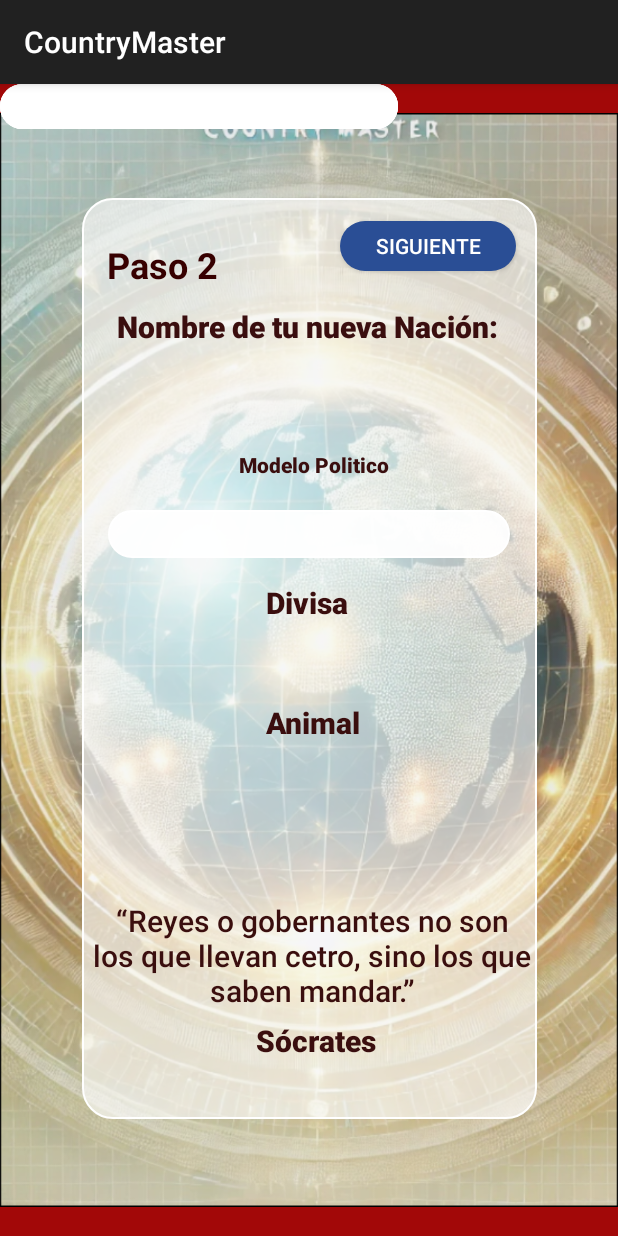
After one commit to Stansan0/CountryMaster, an Android app built with Jetpack Compose: the fragment FontRegistrer shown on its own in the app's theme, on a phone screen of 412 x 824 dp. The commit adds this screen. Run offline under Robolectric (Android 15) with nearby library versions, the light colour scheme and no system bars.

Commit message:
terminada pantalla paso dos y las primeras pantallas

```diff
--- /dev/null
+++ b/app/src/main/java/com/example/countrymaster/FontRegistrer.kt
@@ -0,0 +1,59 @@
+package com.example.countrymaster
+
+import android.os.Bundle
+import androidx.fragment.app.Fragment
+import android.view.LayoutInflater
+import android.view.View
+import android.view.ViewGroup
+
+// TODO: Rename parameter arguments, choose names that match
+// the fragment initialization parameters, e.g. ARG_ITEM_NUMBER
+private const val ARG_PARAM1 = "param1"
+private const val ARG_PARAM2 = "param2"
+
+/**
+ * A simple [Fragment] subclass.
+ * Use the [FontRegistrer.newInstance] factory method to
+ * create an instance of this fragment.
+ */
+class FontRegistrer : Fragment() {
+    // TODO: Rename and change types of parameters
+    private var param1: String? = null
+    private var param2: String? = null
+
+    override fun onCreate(savedInstanceState: Bundle?) {
+        super.onCreate(savedInstanceState)
+        arguments?.let {
+            param1 = it.getString(ARG_PARAM1)
+            param2 = it.getString(ARG_PARAM2)
+        }
+    }
+
+    override fun onCreateView(
+        inflater: LayoutInflater, container: ViewGroup?,
+        savedInstanceState: Bundle?
+    ): View? {
+        // Inflate the layout for this fragment
+        return inflater.inflate(R.layout.fragment_font_registrer, container, false)
+    }
+
+    companion object {
+        /**
+         * Use this factory method to create a new instance of
+         * this fragment using the provided parameters.
+         *
+         * @param param1 Parameter 1.
+         * @param param2 Parameter 2.
+         * @return A new instance of fragment FontRegistrer.
+         */
+        // TODO: Rename and change types and number of parameters
+        @JvmStatic
+        fun newInstance(param1: String, param2: String) =
+            FontRegistrer().apply {
+                arguments = Bundle().apply {
+                    putString(ARG_PARAM1, param1)
+                    putString(ARG_PARAM2, param2)
+                }
+            }
+    }
+}
--- a/app/src/main/java/com/example/countrymaster/login1.kt
+++ b/app/src/main/java/com/example/countrymaster/login1.kt
@@ -1,5 +1,6 @@
 package com.example.countrymaster
 
+import android.annotation.SuppressLint
 import android.content.Intent
 import android.os.Bundle
 import android.widget.Button
@@ -10,6 +11,7 @@
 import androidx.core.view.WindowInsetsCompat
 
 class login1 : AppCompatActivity() {
+    @SuppressLint("MissingInflatedId")
     override fun onCreate(savedInstanceState: Bundle?) {
         super.onCreate(savedInstanceState)
         enableEdgeToEdge()
--- /dev/null
+++ b/app/src/main/res/drawable/redondear_botones.xml
@@ -0,0 +1,6 @@
+<?xml version="1.0" encoding="utf-8"?>
+<shape xmlns:android="http://schemas.android.com/apk/res/android">
+    <solid android:color="#2A4E95" />
+    <corners android:radius="20dp" />
+
+</shape>
--- /dev/null
+++ b/app/src/main/res/drawable/rounded_input.xml
@@ -0,0 +1,13 @@
+<?xml version="1.0" encoding="utf-8"?>
+
+<shape xmlns:android="http://schemas.android.com/apk/res/android">
+    <!-- Color de fondo con transparencia -->
+    <solid android:color="#F3FFFFFF" />
+
+    <!-- Esquinas redondeadas -->
+    <corners android:radius="20dp" />
+    <!-- Opcional: Borde -->
+    <stroke
+        android:width="1dp"
+        android:color="#FFFFFF" />
+</shape>
--- /dev/null
+++ b/app/src/main/res/drawable/rounded_rectangle.xml
@@ -0,0 +1,13 @@
+<?xml version="1.0" encoding="utf-8"?>
+
+<shape xmlns:android="http://schemas.android.com/apk/res/android">
+    <!-- Color de fondo con transparencia -->
+    <solid android:color="#9DFFFFFF" />
+
+    <!-- Esquinas redondeadas -->
+    <corners android:radius="20dp" />
+    <!-- Opcional: Borde -->
+    <stroke
+        android:width="1dp"
+        android:color="#FFFFFF" />
+</shape>
--- /dev/null
+++ b/app/src/main/res/layout/fragment_font_registrer.xml
@@ -0,0 +1,248 @@
+<?xml version="1.0" encoding="utf-8"?>
+<androidx.constraintlayout.widget.ConstraintLayout xmlns:android="http://schemas.android.com/apk/res/android"
+    xmlns:app="http://schemas.android.com/apk/res-auto"
+    xmlns:tools="http://schemas.android.com/tools"
+    android:id="@+id/frameLayout"
+    android:layout_width="match_parent"
+    android:layout_height="match_parent"
+    tools:context=".FontRegistrer">
+
+
+    <ImageView
+        android:id="@+id/imageView2"
+        android:layout_width="wrap_content"
+        android:layout_height="wrap_content"
+        android:background="#A20808"
+        android:src="@drawable/fondomundo"
+        app:layout_constraintEnd_toEndOf="parent"
+        app:layout_constraintHorizontal_bias="0.0"
+        app:layout_constraintStart_toStartOf="parent"
+        app:layout_constraintTop_toTopOf="parent" />
+
+    <TextView
+        android:id="@+id/textView10"
+        android:layout_width="297dp"
+        android:layout_height="32dp"
+        android:layout_marginStart="56dp"
+        android:layout_marginTop="148dp"
+        android:text="Nombre de tu nueva Nación:"
+        android:textAlignment="center"
+        android:textAppearance="@style/TextAppearance.AppCompat.Body2"
+        android:textColor="#3A0E0E"
+        android:textDirection="firstStrongLtr"
+        android:textSize="20sp"
+        android:textStyle="bold"
+        app:layout_constraintStart_toStartOf="parent"
+        app:layout_constraintTop_toTopOf="parent" />
+
+    <TextView
+        android:id="@+id/textView7"
+        android:layout_width="297dp"
+        android:layout_height="32dp"
+        android:layout_marginStart="56dp"
+        android:layout_marginTop="148dp"
+        android:text="Nombre de tu nueva Nación:"
+        android:textAlignment="center"
+        android:textAppearance="@style/TextAppearance.AppCompat.Body2"
+        android:textColor="#3A0E0E"
+        android:textDirection="firstStrongLtr"
+        android:textSize="20sp"
+        android:textStyle="bold"
+        app:layout_constraintStart_toStartOf="parent"
+        app:layout_constraintTop_toTopOf="parent" />
+
+    <com.google.android.material.textfield.TextInputEditText
+        android:id="@+id/editTextNation2"
+        android:layout_width="265dp"
+        android:layout_height="30dp"
+        android:background="@drawable/rounded_input"
+        android:hint="nombre de nacion"
+        android:visibility="visible"
+        tools:ignore="MissingConstraints,TouchTargetSizeCheck"
+        tools:layout_editor_absoluteX="74dp"
+        tools:layout_editor_absoluteY="195dp"
+        tools:visibility="visible" />
+
+    <View
+        android:id="@+id/whiteRectangle"
+        android:layout_width="303dp"
+        android:layout_height="614dp"
+        android:background="@drawable/rounded_rectangle"
+        app:layout_constraintBottom_toBottomOf="@id/imageView2"
+        app:layout_constraintEnd_toEndOf="@id/imageView2"
+        app:layout_constraintStart_toStartOf="@id/imageView2"
+        app:layout_constraintTop_toTopOf="@id/imageView2"
+        app:layout_constraintVertical_bias="0.495" />
+
+    <TextView
+        android:id="@+id/textView3"
+        android:layout_width="77dp"
+        android:layout_height="48dp"
+        android:capitalize="characters"
+        android:text="Paso 2"
+        android:textAlignment="center"
+        android:textAppearance="@style/TextAppearance.AppCompat.Body1"
+        android:textColor="#370000"
+        android:textSize="24sp"
+        android:textStyle="bold"
+        app:layout_constraintBottom_toBottomOf="@id/whiteRectangle"
+        app:layout_constraintEnd_toEndOf="@id/whiteRectangle"
+        app:layout_constraintHorizontal_bias="0.066"
+        app:layout_constraintStart_toStartOf="@id/whiteRectangle"
+        app:layout_constraintTop_toTopOf="@id/whiteRectangle"
+        app:layout_constraintVertical_bias="0.049" />
+
+    <Button
+        android:id="@+id/button2"
+        android:layout_width="117dp"
+        android:layout_height="33dp"
+        android:background="@drawable/redondear_botones"
+        android:text="Siguiente"
+        app:layout_constraintBottom_toBottomOf="parent"
+        app:layout_constraintEnd_toEndOf="parent"
+        app:layout_constraintHorizontal_bias="0.77"
+        app:layout_constraintStart_toStartOf="parent"
+        app:layout_constraintTop_toTopOf="parent"
+        app:layout_constraintVertical_bias="0.124"
+        tools:ignore="TouchTargetSizeCheck" />
+
+    <TextView
+        android:id="@+id/textView5"
+        android:layout_width="297dp"
+        android:layout_height="32dp"
+        android:layout_marginStart="56dp"
+        android:layout_marginTop="148dp"
+        android:text="Nombre de tu nueva Nación:"
+        android:textAlignment="center"
+        android:textAppearance="@style/TextAppearance.AppCompat.Body2"
+        android:textColor="#3A0E0E"
+        android:textDirection="firstStrongLtr"
+        android:textSize="20sp"
+        android:textStyle="bold"
+        app:layout_constraintStart_toStartOf="parent"
+        app:layout_constraintTop_toTopOf="parent" />
+
+    <TextView
+        android:id="@+id/textView11"
+        android:layout_width="296dp"
+        android:layout_height="72dp"
+        android:layout_marginStart="60dp"
+        android:layout_marginTop="544dp"
+        android:text="“Reyes o gobernantes no son los que llevan cetro, sino los que saben mandar.”"
+        android:textAlignment="center"
+        android:textAppearance="@style/TextAppearance.AppCompat.Body2"
+        android:textColor="#3A0E0E"
+        android:textDirection="firstStrongLtr"
+        android:textSize="20sp"
+        android:textStyle="normal"
+        app:layout_constraintStart_toStartOf="parent"
+        app:layout_constraintTop_toTopOf="parent" />
+
+    <TextView
+        android:id="@+id/textView12"
+        android:layout_width="300dp"
+        android:layout_height="24dp"
+        android:layout_marginStart="60dp"
+        android:layout_marginTop="624dp"
+        android:text="Sócrates"
+        android:textAlignment="center"
+        android:textAppearance="@style/TextAppearance.AppCompat.Body2"
+        android:textColor="#3A0E0E"
+        android:textDirection="firstStrongLtr"
+        android:textSize="20sp"
+        android:textStyle="bold"
+        app:layout_constraintStart_toStartOf="parent"
+        app:layout_constraintTop_toTopOf="parent" />
+
+    <TextView
+        android:id="@+id/textView8"
+        android:layout_width="297dp"
+        android:layout_height="32dp"
+        android:layout_marginStart="56dp"
+        android:layout_marginTop="332dp"
+        android:text="Divisa"
+        android:textAlignment="center"
+        android:textAppearance="@style/TextAppearance.AppCompat.Body2"
+        android:textColor="#3A0E0E"
+        android:textDirection="firstStrongLtr"
+        android:textSize="20sp"
+        android:textStyle="bold"
+        app:layout_constraintStart_toStartOf="parent"
+        app:layout_constraintTop_toTopOf="parent" />
+
+    <TextView
+        android:id="@+id/textView9"
+        android:layout_width="297dp"
+        android:layout_height="32dp"
+        android:layout_marginStart="60dp"
+        android:layout_marginTop="412dp"
+        android:text="Animal"
+        android:textAlignment="center"
+        android:textAppearance="@style/TextAppearance.AppCompat.Body2"
+        android:textColor="#3A0E0E"
+        android:textDirection="firstStrongLtr"
+        android:textSize="20sp"
+        android:textStyle="bold"
+        app:layout_constraintStart_toStartOf="parent"
+        app:layout_constraintTop_toTopOf="parent" />
+
+    <TextView
+        android:id="@+id/textView6"
+        android:layout_width="297dp"
+        android:layout_height="32dp"
+        android:layout_marginStart="60dp"
+        android:layout_marginTop="244dp"
+        android:text="Modelo Politico"
+        android:textAlignment="center"
+        android:textAppearance="@style/TextAppearance.AppCompat.Body2"
+        android:textColor="#3A0E0E"
+        android:textDirection="firstStrongLtr"
+        android:textSize="14sp"
+        android:textStyle="bold"
+        app:layout_constraintStart_toStartOf="parent"
+        app:layout_constraintTop_toTopOf="parent" />
+
+    <com.google.android.material.textfield.TextInputLayout
+        android:layout_width="138dp"
+        android:layout_height="wrap_content"
+        app:layout_constraintEnd_toEndOf="parent"
+        app:layout_constraintStart_toStartOf="parent"
+        app:layout_constraintTop_toTopOf="parent"
+        tools:layout_editor_absoluteY="221dp"/>
+
+
+    <com.google.android.material.textfield.TextInputEditText
+        android:id="@+id/editTextNation"
+        android:layout_width="265dp"
+        android:layout_height="30dp"
+        android:background="@drawable/rounded_input"
+        android:hint="nombre de moneda"
+        android:visibility="visible"
+        tools:ignore="MissingConstraints,TouchTargetSizeCheck"
+        tools:layout_editor_absoluteX="79dp"
+        tools:layout_editor_absoluteY="364dp"
+        tools:visibility="visible" />
+
+    <com.google.android.material.textfield.TextInputEditText
+        android:id="@+id/editTextNation3"
+        android:layout_width="265dp"
+        android:layout_height="30dp"
+        android:background="@drawable/rounded_input"
+        android:hint="Escriba un animal"
+        android:visibility="visible"
+        tools:ignore="MissingConstraints,TouchTargetSizeCheck"
+        tools:layout_editor_absoluteX="74dp"
+        tools:layout_editor_absoluteY="452dp"
+        tools:visibility="visible" />
+
+    <Spinner
+        android:id="@+id/spinnerModeloPolitico"
+        android:layout_width="268dp"
+        android:layout_height="32dp"
+        android:layout_marginStart="12dp"
+        android:layout_marginTop="8dp"
+        android:background="@drawable/rounded_input"
+        app:layout_constraintStart_toStartOf="@id/textView6"
+        app:layout_constraintTop_toBottomOf="@id/textView6"
+        tools:ignore="MissingConstraints,TouchTargetSizeCheck" />
+</androidx.constraintlayout.widget.ConstraintLayout>
--- a/app/src/main/res/values/strings.xml
+++ b/app/src/main/res/values/strings.xml
@@ -4,4 +4,6 @@
     <string name="imagen_de_fondo">imagen_de_fondo</string>
     <string name="rectangulo_azul">rectangulo_azul</string>
     <string name="rectangulo_blanco">rectangulo_azul</string>
+    <!-- TODO: Remove or change this placeholder text -->
+    <string name="hello_blank_fragment">Hello blank fragment</string>
 </resources>
```
Also changed, not shown: app/src/main/res/layout/activity_fondo_mundo1.xml (+63 -37 lines), app/src/main/res/layout/activity_login1.xml (+57 -8 lines).
